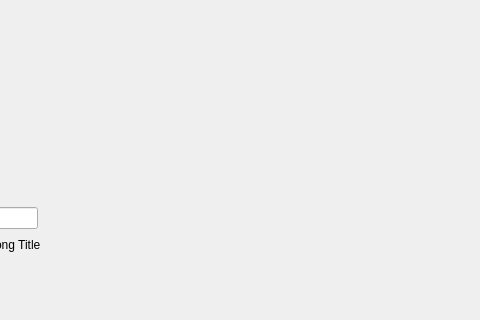
Before: the Qt Designer form src/main.ui in Diode-exe/pptxToOpenLyrics, drawn with Qt 5; both pictures show x 320 to 800 and y 0 to 320 of the 800 by 600 pixel window.
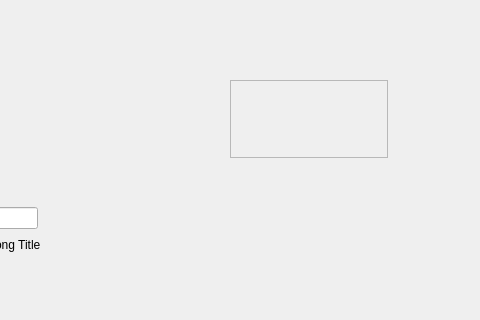
After: the same form once the commit is applied.

What changed in the file:
```diff
--- a/src/main.ui
+++ b/src/main.ui
@@ -120,6 +120,29 @@
      </item>
     </layout>
    </widget>
+   <widget class="QScrollArea" name="batching_scroll">
+    <property name="geometry">
+     <rect>
+      <x>550</x>
+      <y>80</y>
+      <width>158</width>
+      <height>78</height>
+     </rect>
+    </property>
+    <property name="widgetResizable">
+     <bool>true</bool>
+    </property>
+    <widget class="QWidget" name="batching_scroll_contents">
+     <property name="geometry">
+      <rect>
+       <x>0</x>
+       <y>0</y>
+       <width>154</width>
+       <height>74</height>
+      </rect>
+     </property>
+    </widget>
+   </widget>
   </widget>
   <widget class="QMenuBar" name="menubar">
    <property name="geometry">
```
